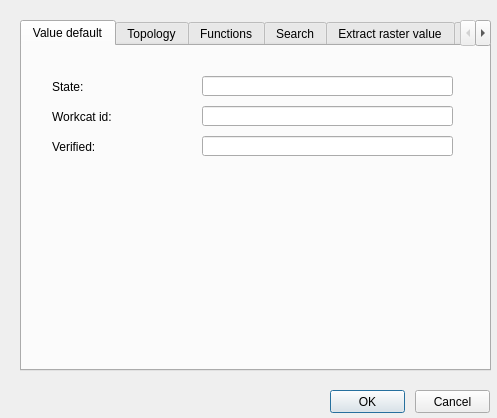
Qt form ui/config.ui (Giswater/giswater_qgis_plugin) before a commit.
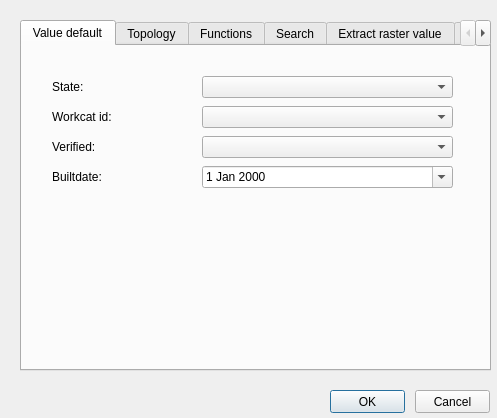
The same form after that commit. The open tabs and pages were chosen to show the change.

Commit message: Value default config

```diff
--- a/ui/config.ui
+++ b/ui/config.ui
@@ -91,32 +91,6 @@
       <number>3</number>
      </property>
     </widget>
-    <widget class="QLineEdit" name="workcat_id">
-     <property name="geometry">
-      <rect>
-       <x>180</x>
-       <y>60</y>
-       <width>251</width>
-       <height>20</height>
-      </rect>
-     </property>
-     <property name="text">
-      <string/>
-     </property>
-    </widget>
-    <widget class="QLineEdit" name="state">
-     <property name="geometry">
-      <rect>
-       <x>180</x>
-       <y>30</y>
-       <width>251</width>
-       <height>20</height>
-      </rect>
-     </property>
-     <property name="text">
-      <string/>
-     </property>
-    </widget>
     <widget class="QLabel" name="label_state">
      <property name="geometry">
       <rect>
@@ -153,19 +127,6 @@
       <number>3</number>
      </property>
     </widget>
-    <widget class="QLineEdit" name="verified">
-     <property name="geometry">
-      <rect>
-       <x>180</x>
-       <y>90</y>
-       <width>251</width>
-       <height>20</height>
-      </rect>
-     </property>
-     <property name="text">
-      <string/>
-     </property>
-    </widget>
     <widget class="QLabel" name="label_workcat_id_end">
      <property name="geometry">
       <rect>
@@ -202,6 +163,85 @@
       <number>3</number>
      </property>
     </widget>
+    <widget class="QLabel" name="label_workcat_id_end_2">
+     <property name="geometry">
+      <rect>
+       <x>30</x>
+       <y>120</y>
+       <width>141</width>
+       <height>22</height>
+      </rect>
+     </property>
+     <property name="font">
+      <font>
+       <pointsize>9</pointsize>
+      </font>
+     </property>
+     <property name="frameShape">
+      <enum>QFrame::NoFrame</enum>
+     </property>
+     <property name="frameShadow">
+      <enum>QFrame::Plain</enum>
+     </property>
+     <property name="text">
+      <string>Builtdate:</string>
+     </property>
+     <property name="textFormat">
+      <enum>Qt::AutoText</enum>
+     </property>
+     <property name="scaledContents">
+      <bool>false</bool>
+     </property>
+     <property name="alignment">
+      <set>Qt::AlignLeading|Qt::AlignLeft|Qt::AlignVCenter</set>
+     </property>
+     <property name="margin">
+      <number>3</number>
+     </property>
+    </widget>
+    <widget class="QComboBox" name="state_vdefault">
+     <property name="geometry">
+      <rect>
+       <x>180</x>
+       <y>30</y>
+       <width>251</width>
+       <height>22</height>
+      </rect>
+     </property>
+    </widget>
+    <widget class="QComboBox" name="workcat_vdefault">
+     <property name="geometry">
+      <rect>
+       <x>180</x>
+       <y>60</y>
+       <width>251</width>
+       <height>22</height>
+      </rect>
+     </property>
+    </widget>
+    <widget class="QComboBox" name="verified_vdefault">
+     <property name="geometry">
+      <rect>
+       <x>180</x>
+       <y>90</y>
+       <width>251</width>
+       <height>22</height>
+      </rect>
+     </property>
+    </widget>
+    <widget class="QDateEdit" name="builtdate_vdefault">
+     <property name="geometry">
+      <rect>
+       <x>180</x>
+       <y>120</y>
+       <width>251</width>
+       <height>22</height>
+      </rect>
+     </property>
+     <property name="calendarPopup">
+      <bool>true</bool>
+     </property>
+    </widget>
    </widget>
    <widget class="QWidget" name="tab">
     <attribute name="title">
```
Left out of the diff: 2 changed lines with no effect on the pictures. The commit also changes 2 other files.
